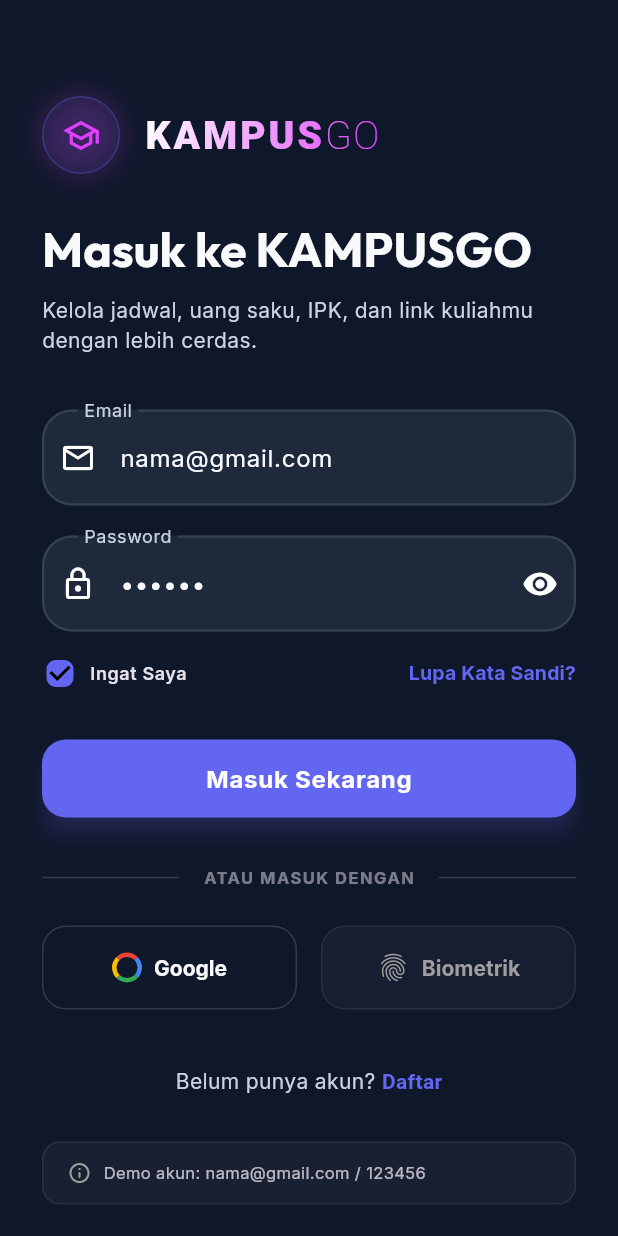
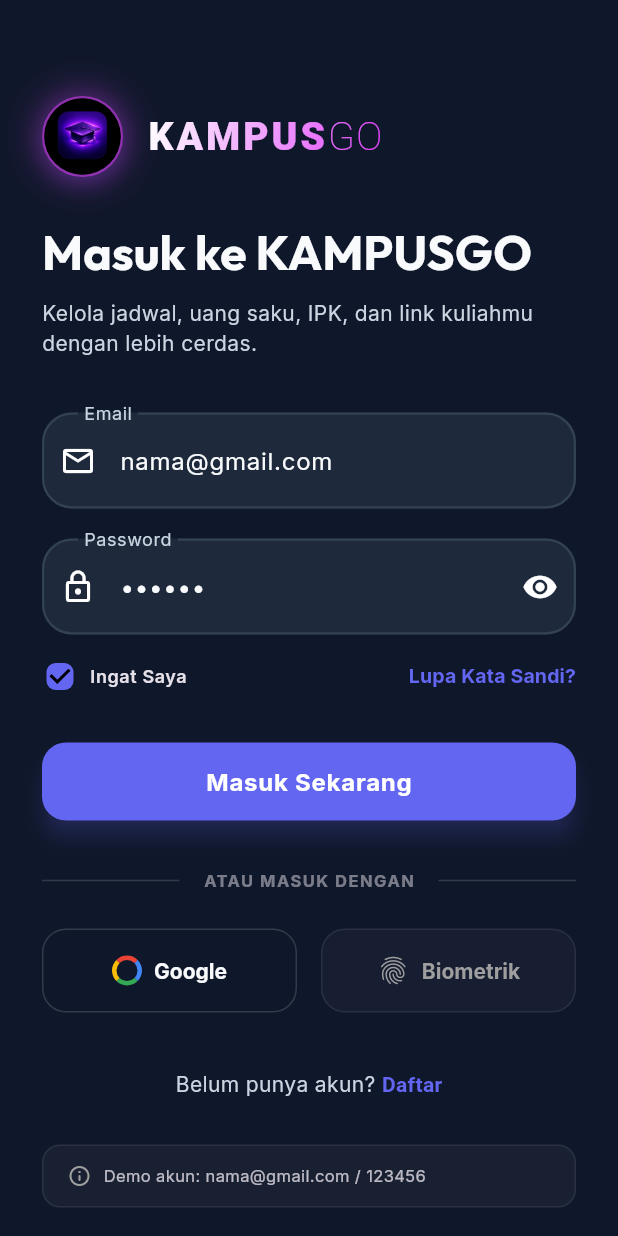
Before and after one commit to faiqurrohman/kampusgo_runner, a Flutter app: the screen it shows after launch, on a phone screen of 412 x 824 dp. Run offline on Flutter 3.47's test engine with Material 3 defaults, Android fonts, the phone set to English and light mode, and no system bars; our stand-ins replace flutter_secure_storage, google_fonts, google_sign_in, image_picker, local_auth.

Commit message:
perubahan logo

```diff
--- a/lib/screens/login_screen.dart
+++ b/lib/screens/login_screen.dart
@@ -252,16 +252,22 @@
               mainAxisSize: MainAxisSize.min,
               children: [
                 Container(
-                  padding: const EdgeInsets.all(12),
+                  width: 54,
+                  height: 54,
                   decoration: BoxDecoration(
                     shape: BoxShape.circle,
-                    color: AppTheme.primary.withOpacity(0.08),
-                    border: Border.all(color: AppTheme.primary.withOpacity(0.3), width: 1),
+                    border: Border.all(color: Colors.purpleAccent.withOpacity(0.5), width: 1.5),
                     boxShadow: [
-                      BoxShadow(color: Colors.purpleAccent.withOpacity(0.2), blurRadius: 16, spreadRadius: 2),
+                      BoxShadow(color: Colors.purpleAccent.withOpacity(0.4), blurRadius: 20, spreadRadius: 2),
+                      BoxShadow(color: Colors.deepPurple.withOpacity(0.3), blurRadius: 10, offset: const Offset(0, 4)),
                     ],
                   ),
-                  child: const Icon(Icons.school_outlined, color: Colors.purpleAccent, size: 26),
+                  child: ClipOval(
+                    child: Image.asset(
+                      'assets/images/logo_mewah.png',
+                      fit: BoxFit.cover,
+                    ),
+                  ),
                 ),
                 const SizedBox(width: 16),
                 ShaderMask(
--- a/pubspec.yaml
+++ b/pubspec.yaml
@@ -31,3 +31,5 @@
 
 flutter:
   uses-material-design: true
+  assets:
+    - assets/images/
```
Also changed, not shown: assets/images/logo_mewah.png (added).
